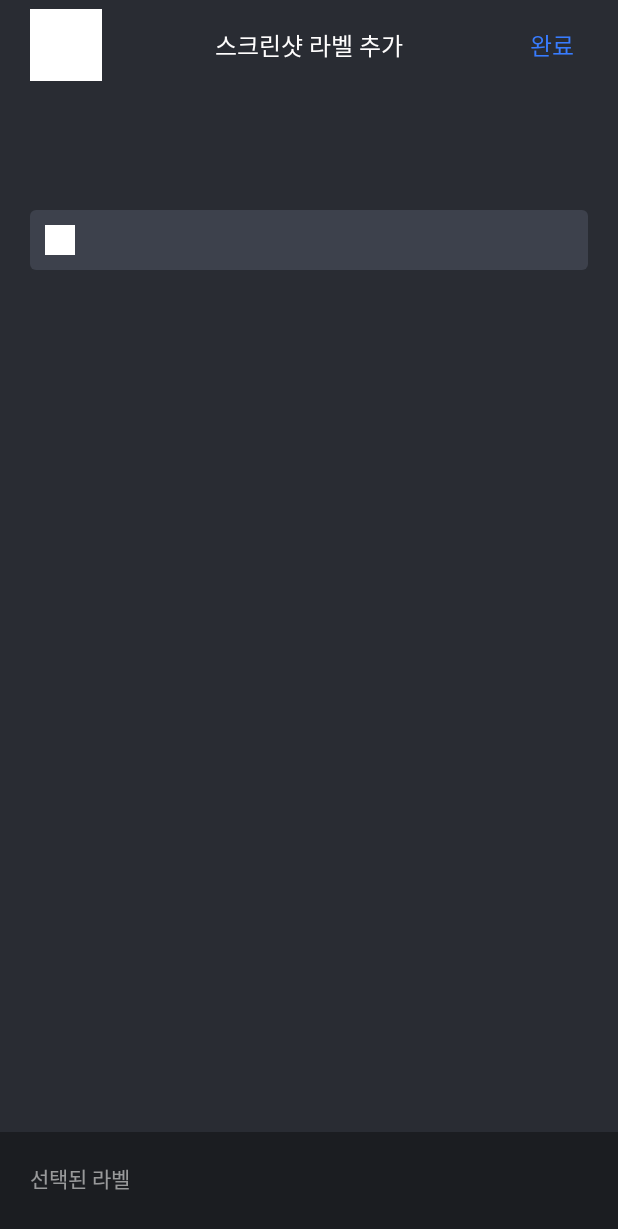
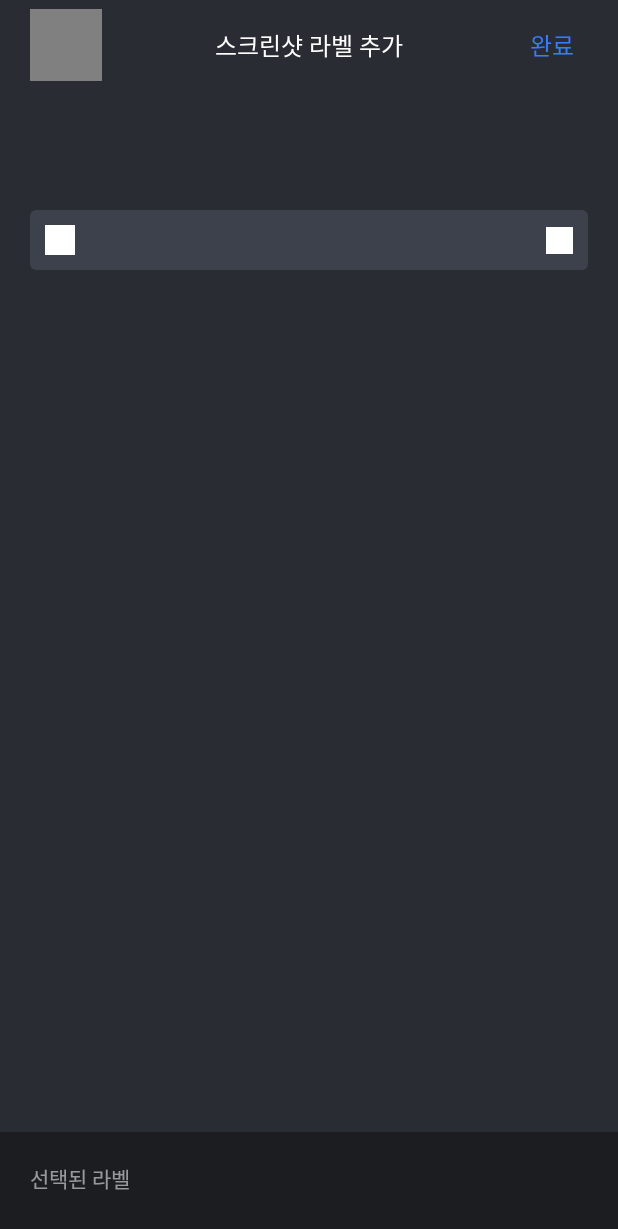
Before and after one commit to androiddevnotesforks/Full-Stack-Android, an Android app: the layout activity_label_outapp.xml on its own in the app's theme, with its tools: preview values and no code run, on a phone screen of 412 x 824 dp. Shown: the top 1229 px of the screen. Run offline under Robolectric (Android 15) with nearby library versions, the phone set to English and light mode, and no system bars.

Commit message:
feat: search view state 작업

```diff
--- a/app/src/main/java/com/nexters/fullstack/Exceptions.kt
+++ b/app/src/main/java/com/nexters/fullstack/Exceptions.kt
@@ -7,3 +7,7 @@ sealed class Exceptions : Throwable(){
 object NotFoundViewType : Exceptions() {
     override val errorMessage: String = "존재하지 않는 ViewType 입니다."
 }
+
+object NotFoundViewState : Exceptions(){
+    override val errorMessage: String = "존재하지 않는 ViewState 입니다."
+}
--- a/app/src/main/java/com/nexters/fullstack/base/BaseAdapter.kt
+++ b/app/src/main/java/com/nexters/fullstack/base/BaseAdapter.kt
@@ -12,6 +12,10 @@ abstract class BaseAdapter<ITEM : Any> : RecyclerView.Adapter<RecyclerView.ViewH
 
     override fun getItemCount(): Int {
         return items.size
+    }
+
+    fun clearItems(){
+        items.clear()
     }
 
     fun addItem(item: ITEM) {
--- a/app/src/main/res/layout/activity_label_outapp.xml
+++ b/app/src/main/res/layout/activity_label_outapp.xml
@@ -3,6 +3,7 @@
     xmlns:app="http://schemas.android.com/apk/res-auto">
     <data>
         <import type="android.view.View"/>
+        <import type="com.nexters.fullstack.viewmodel.LabelOutAppViewModel.ViewState"/>
 
         <variable
             name="vm"
@@ -30,7 +31,19 @@
                 app:layout_constraintLeft_toLeftOf="parent"
                 app:layout_constraintTop_toTopOf="parent"
                 app:layout_constraintBottom_toBottomOf="parent"
-                android:background="@color/white">
+                android:background="@color/white"
+                android:visibility="@{vm.state().viewState == ViewState.MY_LABEL ? View.VISIBLE : View.GONE}">
+            </ImageView>
+
+            <ImageView
+                android:id="@+id/iv_back"
+                android:layout_width="@dimen/icon_size"
+                android:layout_height="@dimen/icon_size"
+                app:layout_constraintLeft_toLeftOf="parent"
+                app:layout_constraintTop_toTopOf="parent"
+                app:layout_constraintBottom_toBottomOf="parent"
+                android:background="@color/gray"
+                android:visibility="@{vm.state().viewState == ViewState.MY_LABEL ? View.GONE : View.VISIBLE}">
             </ImageView>
 
             <TextView
@@ -129,7 +142,7 @@
                                 android:layout_width="0dp"
                                 android:layout_height="match_parent"
                                 app:layout_constraintLeft_toRightOf="@id/iv_search"
-                                app:layout_constraintRight_toRightOf="parent"
+                                app:layout_constraintRight_toLeftOf="@id/iv_clear"
                                 android:layout_marginLeft="@dimen/spacing_8"
                                 android:textColorHint="@color/edittext_hint"
                                 android:textColor="@color/def_primary"
@@ -143,6 +156,17 @@
                                 android:text="@={vm.state().searchKeyword}">
 
                             </EditText>
+
+                            <ImageView
+                                android:id="@+id/iv_clear"
+                                android:layout_width="@dimen/icon_micro"
+                                android:layout_height="@dimen/icon_micro"
+                                app:layout_constraintRight_toRightOf="parent"
+                                app:layout_constraintTop_toTopOf="parent"
+                                app:layout_constraintBottom_toBottomOf="parent"
+                                android:background="@color/white">
+
+                            </ImageView>
 
                         </androidx.constraintlayout.widget.ConstraintLayout>
 
@@ -173,7 +197,7 @@
             app:layout_constraintBottom_toBottomOf="parent"
             android:background="@color/depth4"
             android:padding="@dimen/padding_default"
-            android:visibility="@{(vm.state().selectedLabels == null || vm.state().selectedLabels.size() == 0 || vm.state().isSearchMode()) ? View.GONE : View.VISIBLE}">
+            android:visibility="@{(vm.state().selectedLabels == null || vm.state().selectedLabels.size() == 0 || vm.state().viewState != ViewState.MY_LABEL) ? View.GONE : View.VISIBLE}">
 
             <TextView
                 android:id="@+id/tv_selected_label"
--- a/app/src/main/res/values/dimens.xml
+++ b/app/src/main/res/values/dimens.xml
@@ -4,6 +4,7 @@
     <dimen name="toolbar_height">60dp</dimen>
     <dimen name="icon_size">48dp</dimen>
     <dimen name="icon_mini">20dp</dimen>
+    <dimen name="icon_micro">18dp</dimen>
 
     <dimen name="ss_small_width">90dp</dimen>
     <dimen name="ss_small_height">195dp</dimen>
```
Also changed, not shown: app/src/main/java/com/nexters/fullstack/ext/ViewExt.kt (+8 -0 lines), app/src/main/java/com/nexters/fullstack/ui/activity/LabelOutAppActivity.kt (+58 -14 lines), app/src/main/res/layout/item_title_count.xml (added, +39 -0 lines), presentation/src/main/java/com/nexters/fullstack/viewmodel/LabelOutAppViewModel.kt (+35 -4 lines), 30 other files.
